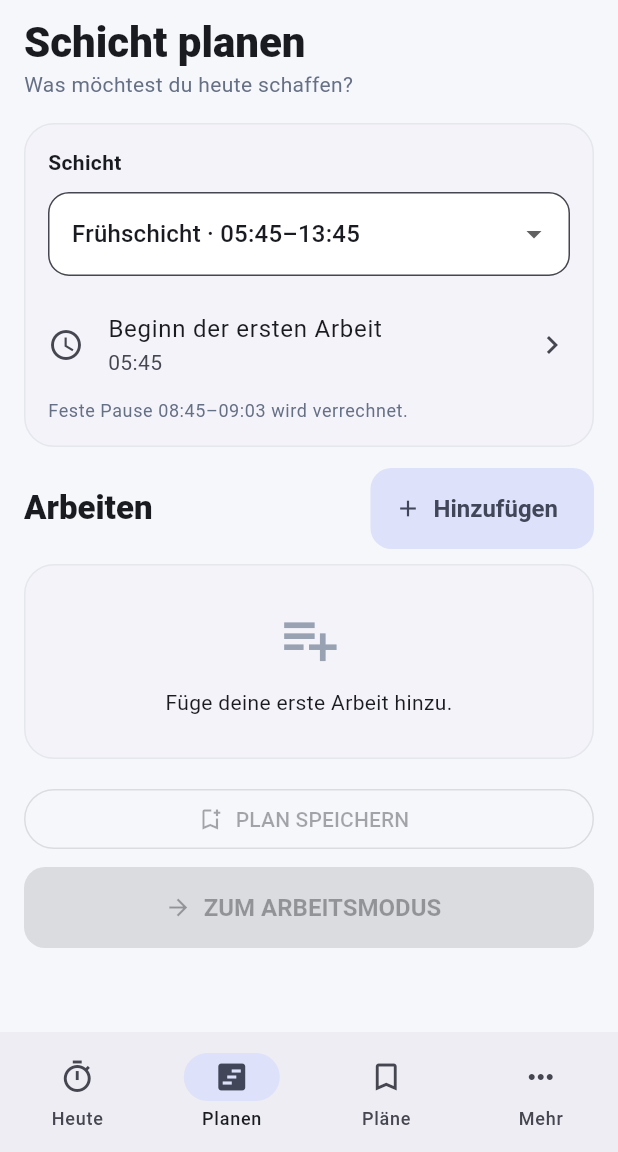
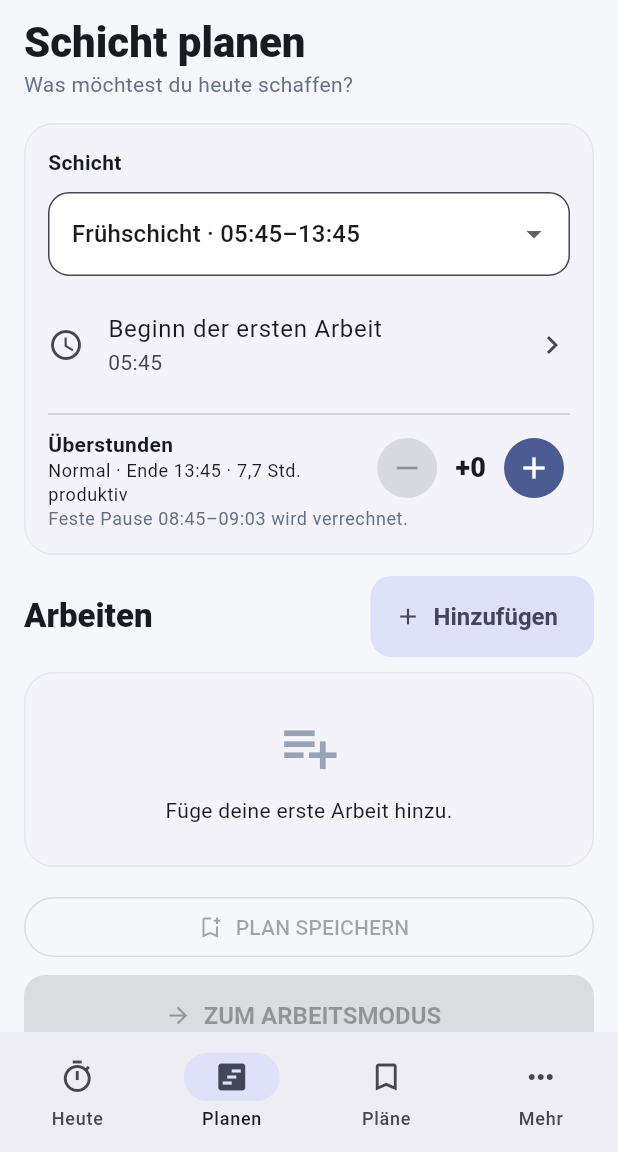
Before and after one commit to heinrichheinrichson-bit/WerkMate, a Flutter app: the screen it shows after launch, on a phone screen of 412 x 824 dp, the part 84-1236 px from its top. Run offline on Flutter 3.47's test engine with Material 3 defaults, Android fonts, the light colour scheme and no system bars; our stand-ins replace clock, shared_preferences, timezone; missing offline and left inert: flutter_local_notifications_linux, flutter_local_notifications_platform_interface, flutter_local_notifications_windows.

Commit message:
Add whole-hour overtime planning and alarm tone

```diff
--- a/mobile/lib/alarm_service.dart
+++ b/mobile/lib/alarm_service.dart
@@ -49,13 +49,17 @@ class AlarmService {
     final scheduled = tz.TZDateTime.from(target, tz.local);
     final details = NotificationDetails(
       android: AndroidNotificationDetails(
-        'work_target_alarm_v2',
+        'work_target_alarm_v3',
         'WerkMate Arbeitsalarm',
         channelDescription:
             'Erinnert an die Rückmeldung oder Verlängerung einer Arbeit.',
         importance: Importance.max,
         priority: Priority.high,
         playSound: true,
+        sound: UriAndroidNotificationSound(
+          'content://settings/system/alarm_alert',
+        ),
+        audioAttributesUsage: AudioAttributesUsage.alarm,
         enableVibration: true,
         category: AndroidNotificationCategory.alarm,
         ongoing: true,
--- a/mobile/lib/domain.dart
+++ b/mobile/lib/domain.dart
@@ -25,7 +25,11 @@ class ShiftTemplate {
     ShiftTemplate(3, 'Nachtschicht', 21, 45, 5, 45, 1, 45, 2, 3),
   ];
 
-  ShiftWindow onDate(DateTime day, {int? customStartMinutes}) {
+  ShiftWindow onDate(
+    DateTime day, {
+    int? customStartMinutes,
+    int overtimeHours = 0,
+  }) {
     DateTime at(int hour, int minute, [int addDays = 0]) =>
         DateTime(day.year, day.month, day.day + addDays, hour, minute);
     final overnight = endHour * 60 + endMinute <= startHour * 60 + startMinute;
@@ -33,7 +37,11 @@ class ShiftTemplate {
     final start = customStartMinutes == null
         ? shiftStart
         : at(customStartMinutes ~/ 60, customStartMinutes % 60);
-    final end = at(endHour, endMinute, overnight ? 1 : 0);
+    final end = at(
+      endHour,
+      endMinute,
+      overnight ? 1 : 0,
+    ).add(Duration(hours: overtimeHours));
     final pauseNextDay =
         overnight &&
         pauseHour * 60 + pauseMinute < startHour * 60 + startMinute;
@@ -133,21 +141,24 @@ class ShiftPlan {
     required this.name,
     required this.shiftNumber,
     required this.startMinutes,
+    this.overtimeHours = 0,
     required this.items,
   });
   final String name;
-  final int shiftNumber, startMinutes;
+  final int shiftNumber, startMinutes, overtimeHours;
   final List<WorkItem> items;
 
   ShiftPlan copyWith({
     String? name,
     int? shiftNumber,
     int? startMinutes,
+    int? overtimeHours,
     List<WorkItem>? items,
   }) => ShiftPlan(
     name: name ?? this.name,
     shiftNumber: shiftNumber ?? this.shiftNumber,
     startMinutes: startMinutes ?? this.startMinutes,
+    overtimeHours: overtimeHours ?? this.overtimeHours,
     items: items ?? this.items,
   );
 
@@ -155,6 +166,7 @@ class ShiftPlan {
     'name': name,
     'shiftNumber': shiftNumber,
     'startMinutes': startMinutes,
+    'overtimeHours': overtimeHours,
     'items': items.map((item) => item.toJson()).toList(),
   };
 
@@ -162,6 +174,7 @@ class ShiftPlan {
     name: json['name'] as String,
     shiftNumber: json['shiftNumber'] as int,
     startMinutes: json['startMinutes'] as int,
+    overtimeHours: json['overtimeHours'] as int? ?? 0,
     items: (json['items'] as List)
         .map(
           (item) => WorkItem.fromJson(Map<String, dynamic>.from(item as Map)),
@@ -174,7 +187,11 @@ List<ScheduleStep> calculateSchedule(ShiftPlan plan, DateTime date) {
   final template = ShiftTemplate.all.firstWhere(
     (s) => s.number == plan.shiftNumber,
   );
-  final shift = template.onDate(date, customStartMinutes: plan.startMinutes);
+  final shift = template.onDate(
+    date,
+    customStartMinutes: plan.startMinutes,
+    overtimeHours: plan.overtimeHours,
+  );
   if (shift.start.isBefore(template.onDate(date).start) ||
       !shift.start.isBefore(shift.end)) {
     throw ArgumentError(
--- a/mobile/lib/main.dart
+++ b/mobile/lib/main.dart
@@ -288,6 +288,19 @@ class _PlanPageState extends State<PlanPage> {
     final template = ShiftTemplate.all.firstWhere(
       (s) => s.number == widget.plan.shiftNumber,
     );
+    final shift = template.onDate(
+      DateTime.now(),
+      customStartMinutes: widget.plan.startMinutes,
+      overtimeHours: widget.plan.overtimeHours,
+    );
+    final productiveHours =
+        productiveMinutes(
+          shift.start,
+          shift.end,
+          shift.pauseStart,
+          shift.pauseEnd,
+        ) /
+        60;
     return ResponsivePage(
       children: [
         const PageTitle(
@@ -341,6 +354,59 @@ class _PlanPageState extends State<PlanPage> {
                   trailing: const Icon(Icons.chevron_right),
                   onTap: _pickStart,
                 ),
+                const Divider(height: 20),
+                Row(
+                  children: [
+                    Expanded(
+                      child: Column(
+                        crossAxisAlignment: CrossAxisAlignment.start,
+                        children: [
+                          const Text(
+                            'Überstunden',
+                            style: TextStyle(fontWeight: FontWeight.w700),
+                          ),
+                          Text(
+                            widget.plan.overtimeHours == 0
+                                ? 'Normal · Ende ${hhmm(shift.end)} · ${_number(productiveHours)} Std. produktiv'
+                                : '+${widget.plan.overtimeHours} Std. · Ende ${hhmm(shift.end)} · ${_number(productiveHours)} Std. produktiv',
+                            style: Theme.of(context).textTheme.bodySmall,
+                          ),
+                        ],
+                      ),
+                    ),
+                    IconButton.filledTonal(
+                      tooltip: 'Eine Überstunde entfernen',
+                      onPressed: widget.plan.overtimeHours == 0
+                          ? null
+                          : () => _setOvertime(widget.plan.overtimeHours - 1),
+                      icon: const Icon(Icons.remove),
+                    ),
+                    Padding(
+                      padding: const EdgeInsets.symmetric(horizontal: 8),
+                      child: Text(
+                        '+${widget.plan.overtimeHours}',
+                        style: const TextStyle(
+                          fontSize: 18,
+                          fontWeight: FontWeight.w800,
+                        ),
+                      ),
+                    ),
+                    IconButton.filled(
+                      tooltip: 'Eine Überstunde hinzufügen',
+                      onPressed: () =>
+                          _setOvertime(widget.plan.overtimeHours + 1),
+                      icon: const Icon(Icons.add),
+                    ),
+                  ],
+                ),
+                if (widget.plan.overtimeHours > 0)
+                  Align(
+                    alignment: Alignment.centerRight,
+                    child: TextButton(
+                      onPressed: () => _setOvertime(0),
+                      child: const Text('Auf Normalzeit zurücksetzen'),
+                    ),
+                  ),
                 Text(
                   'Feste Pause ${_hm(template.pauseHour, template.pauseMinute)}–${_hm(template.pauseEndHour, template.pauseEndMinute)} wird verrechnet.',
                   style: Theme.of(context).textTheme.bodySmall?.copyWith(
@@ -464,6 +530,10 @@ class _PlanPageState extends State<PlanPage> {
     error = null;
     setState(() {});
     WidgetsBinding.instance.addPostFrameCallback((_) => _calculate());
+  }
+
+  void _setOvertime(int hours) {
+    _change(widget.plan.copyWith(overtimeHours: hours.clamp(0, 12)));
   }
 
   void _calculate() {
--- a/mobile/pubspec.yaml
+++ b/mobile/pubspec.yaml
@@ -16,7 +16,7 @@ publish_to: 'none' # Remove this line if you wish to publish to pub.dev
 # https://developer.apple.com/library/archive/documentation/General/Reference/InfoPlistKeyReference/Articles/CoreFoundationKeys.html
 # In Windows, build-name is used as the major, minor, and patch parts
 # of the product and file versions while build-number is used as the build suffix.
-version: 0.3.0+3
+version: 0.4.0+4
 
 environment:
   sdk: ^3.12.2
```
Also changed, not shown: 2 other files.
